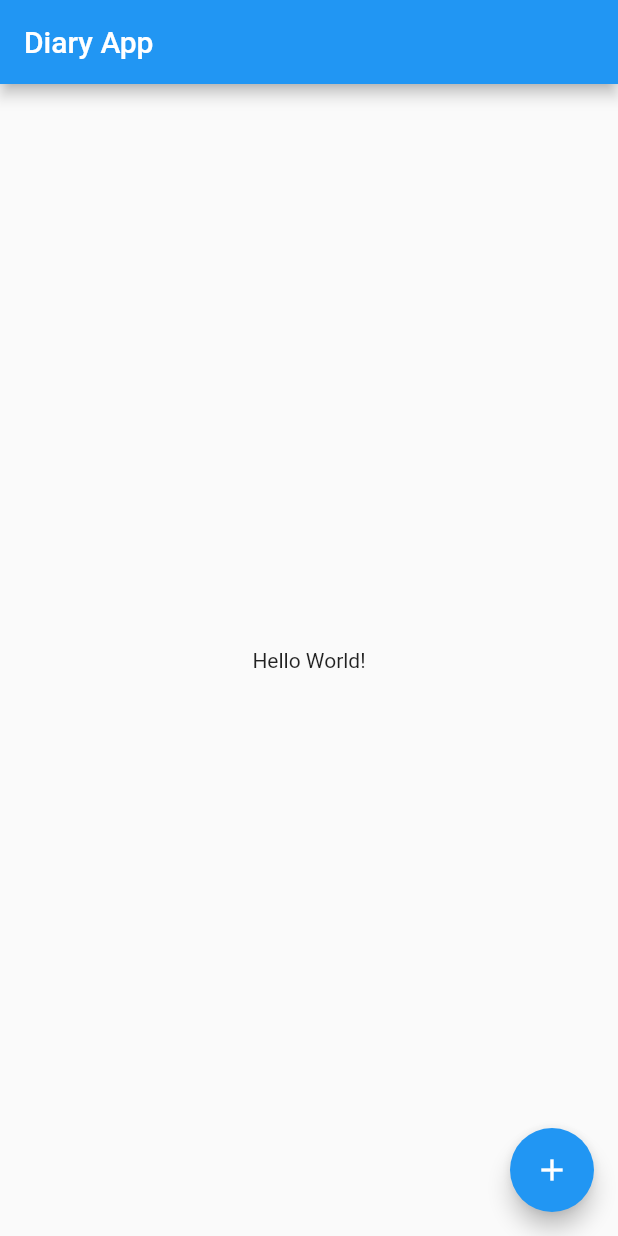
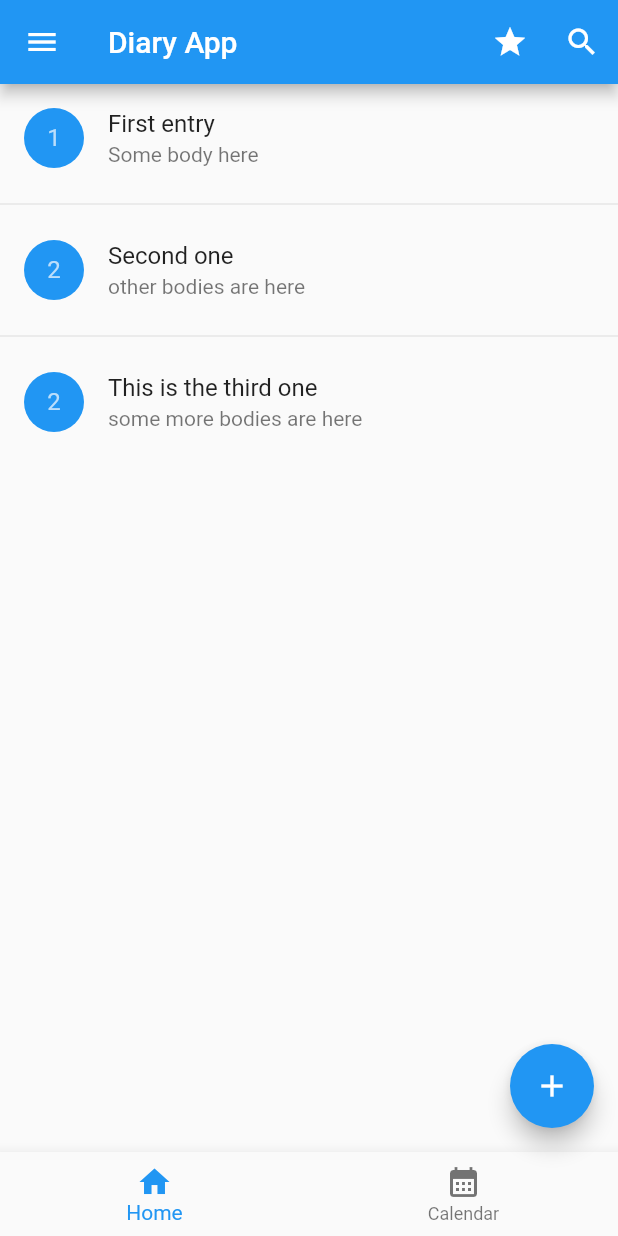
Before and after one commit to Sivaram46/diary_app, a Flutter app: the screen it shows after launch, on a phone screen of 412 x 824 dp. Run offline on Flutter 3.47's test engine with Material 2 defaults, Android fonts, the phone set to English and light mode, and no system bars.

Commit message:
added UI for home (diary list)

```diff
--- /dev/null
+++ b/lib/diary_list.dart
@@ -0,0 +1,62 @@
+import 'package:flutter/material.dart';
+
+class DiaryEntryToShow {
+  final String title;
+  final String body;
+  final String date;
+  DiaryEntryToShow(this.title, this.body, this.date);
+}
+
+class DiaryListEntry extends StatefulWidget {
+  const DiaryListEntry({super.key, required this.diaryEntryToShow});
+
+  final DiaryEntryToShow diaryEntryToShow;
+
+  @override
+  State<DiaryListEntry> createState() => _DiaryListEntryState();
+}
+
+class _DiaryListEntryState extends State<DiaryListEntry> {
+  @override
+  Widget build(BuildContext context) {
+    return ListTile(
+      title: Text(widget.diaryEntryToShow.title),
+      subtitle: Text(widget.diaryEntryToShow.body),
+      leading: CircleAvatar(
+        backgroundColor: Colors.blue,
+        child: Text(widget.diaryEntryToShow.date),
+      ),
+    );
+  }
+}
+
+
+class DiaryList extends StatefulWidget {
+  const DiaryList({Key? key}) : super(key: key);
+
+  @override
+  State<DiaryList> createState() => _DiaryListState();
+}
+
+class _DiaryListState extends State<DiaryList> {
+  final List<String> _diaryEntries = <String>["First entry", "Second one", "This is the third one"];
+  final List<String> _dates = <String>["1", "2", "2"];
+  final List<String> _bodies = <String>["Some body here", "other bodies are here", "some more bodies are here"];
+
+  @override
+  Widget build(BuildContext context) {
+    return ListView.separated(
+        itemBuilder: (BuildContext context, int index) {
+          return DiaryListEntry(
+              diaryEntryToShow: DiaryEntryToShow(
+                _diaryEntries[index],
+                _bodies[index],
+                _dates[index],
+              ));
+        },
+
+        separatorBuilder: (BuildContext context, int index) => const Divider(),
+        itemCount: _diaryEntries.length
+    );
+  }
+}
--- a/lib/main.dart
+++ b/lib/main.dart
@@ -1,4 +1,6 @@
 import 'package:flutter/material.dart';
+import 'diary_edit.dart';
+import 'diary_list.dart';
 
 void main() {
   runApp(const MyApp());
@@ -7,7 +9,6 @@ void main() {
 class MyApp extends StatelessWidget {
   const MyApp({super.key});
 
-  // This widget is the root of your application.
   @override
   Widget build(BuildContext context) {
     return MaterialApp(
@@ -37,19 +38,41 @@ class _DiaryHomePageState extends State<DiaryHomePage> {
         // Here we take the value from the MyHomePage object that was created by
         // the App.build method, and use it to set our appbar title.
         title: Text(widget.title),
+
+        leading: IconButton(
+          onPressed: () {},
+          icon: const Icon(Icons.menu),
+        ),
+
+        actions: <Widget>[
+          IconButton(onPressed: () {}, icon: const Icon(Icons.star)),
+          IconButton(onPressed: () {}, icon: const Icon(Icons.search)),
+        ],
       ),
+
       body: const Center(
-        // Center is a layout widget. It takes a single child and positions it
-        // in the middle of the parent.
-          child: Text(
-              "Hello World!"
-          )
+        child: DiaryList(),
       ),
+
       floatingActionButton: FloatingActionButton(
         onPressed: () => {},
         tooltip: 'Increment',
         child: const Icon(Icons.add),
-      ), // This trailing comma makes auto-formatting nicer for build methods.
+      ),
+
+      bottomNavigationBar: BottomNavigationBar(
+        items: const <BottomNavigationBarItem>[
+          BottomNavigationBarItem(
+            icon: Icon(Icons.home),
+            label: "Home"
+          ),
+
+          BottomNavigationBarItem(
+              icon: Icon(Icons.calendar_month),
+              label: "Calendar"
+          ),
+        ],
+      ),
     );
   }
 }
```
